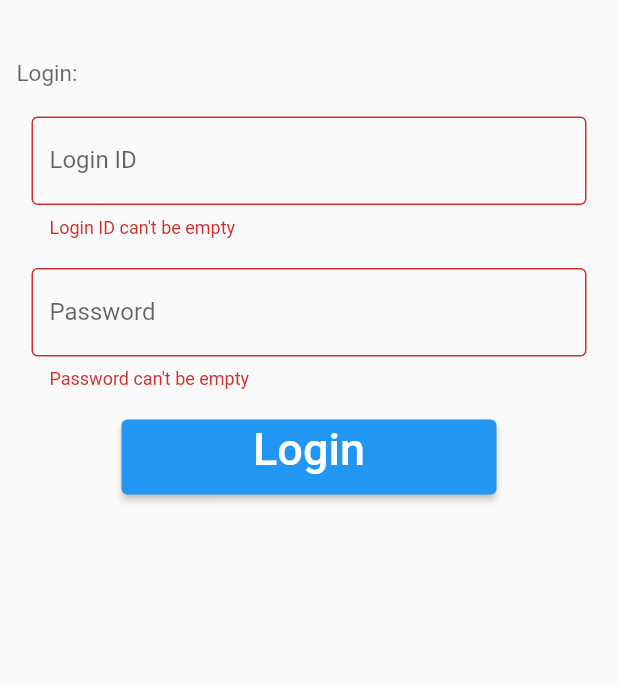
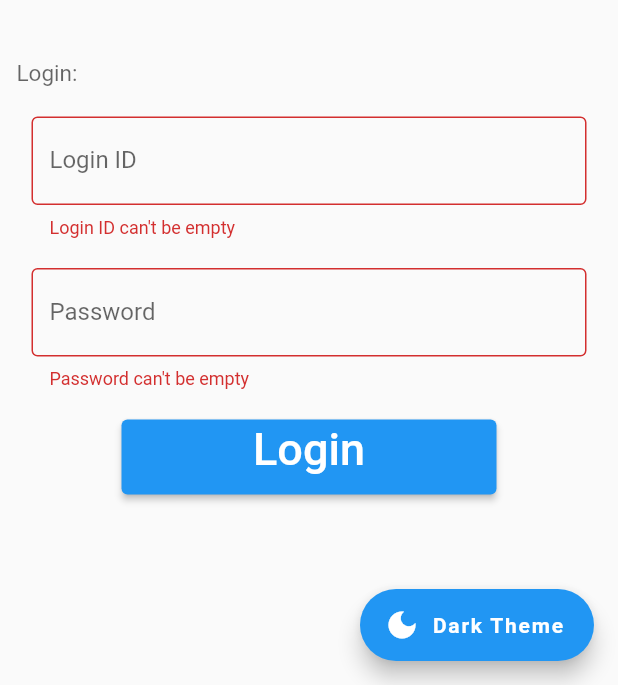
Before and after one commit to KizKizz/workout_planner, a Flutter app: the screen it shows after launch, after a tap on "Login", on a phone screen of 412 x 824 dp, the part 551-1236 px from its top. Run offline on Flutter 3.47's test engine with Material 2 defaults, Android fonts, the light colour scheme and no system bars; our stand-ins replace shared_preferences.

Commit message:
Added dark light theme button on login page

```diff
--- a/lib/login_page.dart
+++ b/lib/login_page.dart
@@ -1,5 +1,7 @@
 import 'package:flutter/material.dart';
+import 'package:shared_preferences/shared_preferences.dart';
 import 'package:workout_planner/home_page.dart';
+import 'package:workout_planner/main.dart';
 
 class LoginPage extends StatefulWidget {
   const LoginPage({Key? key}) : super(key: key);
@@ -151,6 +153,42 @@ class _LoginPageState extends State<LoginPage> {
             ],
           ),
         ),
-    ));
+      ),
+      floatingActionButton: Row(
+        mainAxisAlignment: MainAxisAlignment.end,
+        children: [
+          if (MyApp.themeNotifier.value == ThemeMode.dark)
+            FloatingActionButton.extended(
+              //backgroundColor: Colors.deepOrange[800],
+              icon: const Icon(Icons.light_mode),
+              label: const Text(
+                'Light Theme',
+                style: TextStyle(fontWeight: FontWeight.w600),
+              ),
+              onPressed: (() async {
+                final prefs = await SharedPreferences.getInstance();
+                MyApp.themeNotifier.value = ThemeMode.light;
+                prefs.setBool('isDarkModeOn', false);
+                setState(() {});
+              }),
+            ),
+          if (MyApp.themeNotifier.value == ThemeMode.light)
+            FloatingActionButton.extended(
+              //backgroundColor: Colors.deepOrange[800],
+              icon: const Icon(Icons.dark_mode),
+              label: const Text(
+                'Dark Theme',
+                style: TextStyle(fontWeight: FontWeight.w600),
+              ),
+              onPressed: (() async {
+                final prefs = await SharedPreferences.getInstance();
+                prefs.setBool('isDarkModeOn', true);
+                MyApp.themeNotifier.value = ThemeMode.dark;
+                setState(() {});
+              }),
+            )
+        ],
+      ),
+    );
   }
 }
--- a/lib/main.dart
+++ b/lib/main.dart
@@ -1,6 +1,7 @@
 import 'dart:async';
 
 import 'package:flutter/material.dart';
+import 'package:shared_preferences/shared_preferences.dart';
 import 'package:workout_planner/login_page.dart';
 
 const String appName = 'Workout Planner';
@@ -9,13 +10,15 @@ void main() {
   runApp(const MyApp());
 }
 
-
-
 class MyApp extends StatelessWidget {
   const MyApp({super.key});
+  static final ValueNotifier<ThemeMode> themeNotifier = ValueNotifier(ThemeMode.light);
   // This widget is the root of your application.
   @override
   Widget build(BuildContext context) {
+    return ValueListenableBuilder<ThemeMode>(
+        valueListenable: MyApp.themeNotifier,
+        builder: (_, ThemeMode currentMode, __) {
           return MaterialApp(
             title: appName,
             theme: ThemeData(
@@ -30,8 +33,11 @@ class MyApp extends StatelessWidget {
               // is not restarted.
               primarySwatch: Colors.blue,
             ),
+            darkTheme: ThemeData.dark(),
+            themeMode: currentMode,
             home: const MyHomePage(title: appName),
           );
+        });
   }
 }
 
@@ -54,9 +60,12 @@ class MyHomePage extends StatefulWidget {
 }
 
 class _MyHomePageState extends State<MyHomePage> {
+  bool isDarkModeOn = false;
 
+  // this will run the inside functions once after first loading up
   @override
   void initState() {
+    themeModeCheck();
     super.initState();
     //go to login page after 3 seconds
     Timer(
@@ -64,6 +73,15 @@ class _MyHomePageState extends State<MyHomePage> {
         () => Navigator.of(context).pushReplacement(MaterialPageRoute(
               builder: (context) => const LoginPage(),
             )));
+  }
+
+  Future<void> themeModeCheck() async {
+    final prefs = await SharedPreferences.getInstance();
+    isDarkModeOn = (prefs.getBool('isDarkModeOn') ?? false);
+    if (isDarkModeOn) {
+      MyApp.themeNotifier.value = ThemeMode.dark;
+    }
+    setState(() {});
   }
 
   @override
@@ -75,14 +93,12 @@ class _MyHomePageState extends State<MyHomePage> {
     // fast, so that you can just rebuild anything that needs updating rather
     // than having to individually change instances of widgets.
 
-
     //Splash screen
     return Scaffold(
       body: SizedBox(
           height: MediaQuery.of(context).size.height,
           width: MediaQuery.of(context).size.width,
-          child: LayoutBuilder(
-            builder: (context , constraints ) {
+          child: LayoutBuilder(builder: (context, constraints) {
             return Column(
               mainAxisAlignment: MainAxisAlignment.center,
               children: [
@@ -93,8 +109,8 @@ class _MyHomePageState extends State<MyHomePage> {
                   child: const Text('Logo Placeholder'),
                 ),
               ],
-            );}
-          )),
+            );
+          })),
     );
   }
 }
--- a/pubspec.yaml
+++ b/pubspec.yaml
@@ -36,6 +36,7 @@ dependencies:
   # The following adds the Cupertino Icons font to your application.
   # Use with the CupertinoIcons class for iOS style icons.
   cupertino_icons: ^1.0.2
+  shared_preferences: ^2.0.17
 
 dev_dependencies:
   flutter_test:
@@ -47,6 +48,7 @@ dev_dependencies:
   # package. See that file for information about deactivating specific lint
   # rules and activating additional ones.
   flutter_lints: ^2.0.0
+
 
 # For information on the generic Dart part of this file, see the
 # following page: https://dart.dev/tools/pub/pubspec
```
Also changed, not shown: pubspec.lock, 1 other file. Lines whose indentation alone changed are shown as unchanged.
